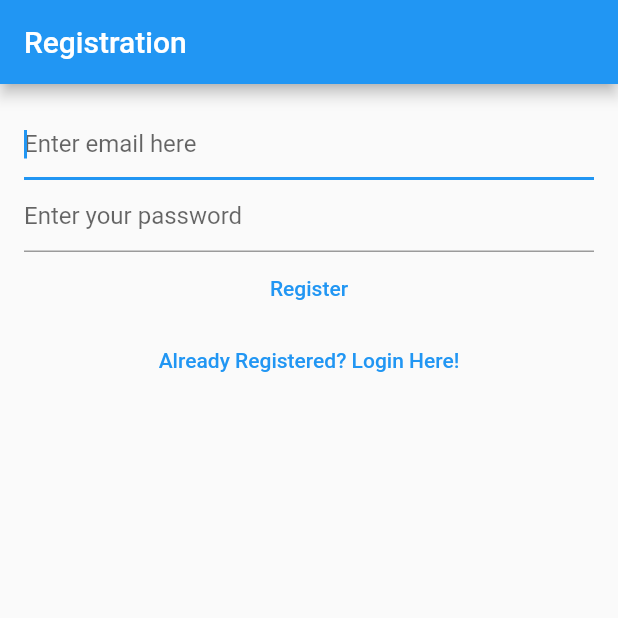
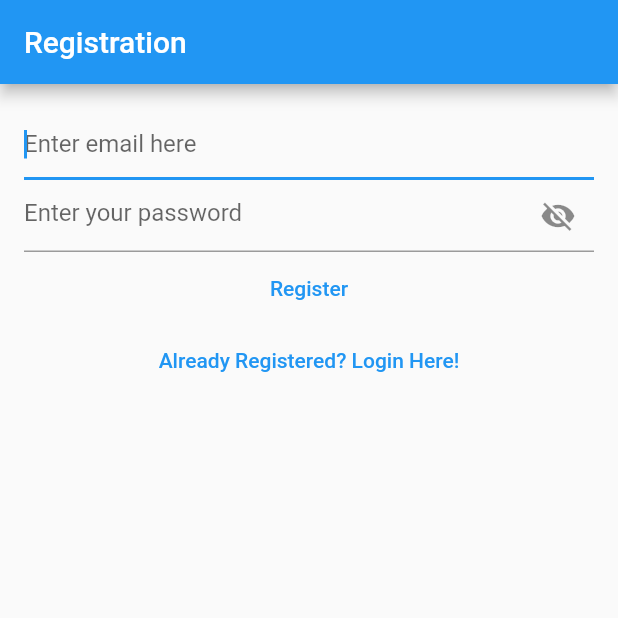
Before and after one commit to awisa-cpu/CNoteApp, a Flutter app: the screen it shows after launch, after a tap on "Not Registered Yet? Register here!", on a phone screen of 412 x 824 dp, the top half of it. Run offline on Flutter 3.47's test engine with Material 2 defaults, Android fonts, the phone set to English and light mode, and no system bars; our stand-ins replace bloc, cloud_firestore, equatable, firebase_auth, firebase_core, flutter_bloc and 1 more; accounts and stored records are empty; network calls fail.

```diff
--- a/lib/services/auth/bloc/auth_state.dart
+++ b/lib/services/auth/bloc/auth_state.dart
@@ -20,8 +20,8 @@ class AuthStateUninitialized extends AuthState {
 
 class AuthStateRegistering extends AuthState {
   final Exception? exception;
-  const AuthStateRegistering({required this.exception, required bool isLoading})
-      : super(isLoading: isLoading);
+  const AuthStateRegistering({required this.exception, required bool isLoading,String? isloadingText})
+      : super(isLoading: isLoading,loadingText: isloadingText);
 }
 
 class AuthStateLoggedIn extends AuthState {
--- a/lib/views/login_view.dart
+++ b/lib/views/login_view.dart
@@ -18,7 +18,7 @@ class LoginView extends StatefulWidget {
 class _LoginViewState extends State<LoginView> {
   late final TextEditingController _email;
   late final TextEditingController _password;
-  bool shouldShowPassword = false;
+  bool shouldShowLoginPassword = false;
 
   @override
   void initState() {
@@ -62,6 +62,10 @@ class _LoginViewState extends State<LoginView> {
             crossAxisAlignment: CrossAxisAlignment.start,
             children: [
               const Text('Please log in to your account'),
+
+              const SizedBox(
+                height: 20.5,
+              ),
               //
               TextField(
                 controller: _email,
@@ -80,17 +84,17 @@ class _LoginViewState extends State<LoginView> {
                   suffixIcon: IconButton(
                     enableFeedback: false,
                     onPressed: () {
-                      shouldShowPassword = !shouldShowPassword;
+                      shouldShowLoginPassword = !shouldShowLoginPassword;
                       setState(() {});
                     },
                     icon: Icon(
-                      shouldShowPassword
+                      shouldShowLoginPassword
                           ? Icons.visibility
                           : Icons.visibility_off,
                     ),
                   ),
                 ),
-                obscureText: shouldShowPassword ? false : true,
+                obscureText: shouldShowLoginPassword ? false : true,
                 autocorrect: false,
                 enableSuggestions: false,
               ),
--- a/lib/views/notes/create_update_note_view.dart
+++ b/lib/views/notes/create_update_note_view.dart
@@ -33,7 +33,7 @@ class _CreateUpdateNoteViewState extends State<CreateUpdateNoteView> {
     if (widgetNote != null) {
       _note = widgetNote;
       _textController.text = widgetNote.text;
-      return widgetNote;
+      return widgetNote as CloudNote;
     }
 
     final existingNote = _note;
--- a/lib/views/register_view.dart
+++ b/lib/views/register_view.dart
@@ -18,6 +18,7 @@ class RegisterView extends StatefulWidget {
 class _RegisterViewState extends State<RegisterView> {
   late final TextEditingController _email;
   late final TextEditingController _password;
+  bool shouldShowRegisterPassword = false;
 
   @override
   void initState() {
@@ -54,7 +55,7 @@ class _RegisterViewState extends State<RegisterView> {
               context,
               'Invalid email entered',
             );
-          } else {
+          } else if (state.exception is GenericAuthException) {
             await showErrorDialog(
               context,
               'Unable to register',
@@ -84,11 +85,24 @@ class _RegisterViewState extends State<RegisterView> {
               //password
               TextField(
                 controller: _password,
-                obscureText: true,
+                obscureText: shouldShowRegisterPassword ? false : true,
                 enableSuggestions: false,
                 autocorrect: false,
-                decoration:
-                    const InputDecoration(hintText: 'Enter your password'),
+                decoration: InputDecoration(
+                    suffixIcon: IconButton(
+                      enableFeedback: false,
+                      onPressed: () {
+                        shouldShowRegisterPassword =
+                            !shouldShowRegisterPassword;
+                        setState(() {});
+                      },
+                      icon: Icon(
+                        shouldShowRegisterPassword
+                            ? Icons.visibility
+                            : Icons.visibility_off,
+                      ),
+                    ),
+                    hintText: 'Enter your password'),
               ),
 
               //
```
Also changed, not shown: flutter_launcher_icons.yaml (added, +20 -0 lines), lib/services/auth/bloc/auth_bloc.dart (+10 -0 lines), pubspec.yaml (+5 -4 lines), assets/icon/icon.png (added), pubspec.lock, 31 other files.
